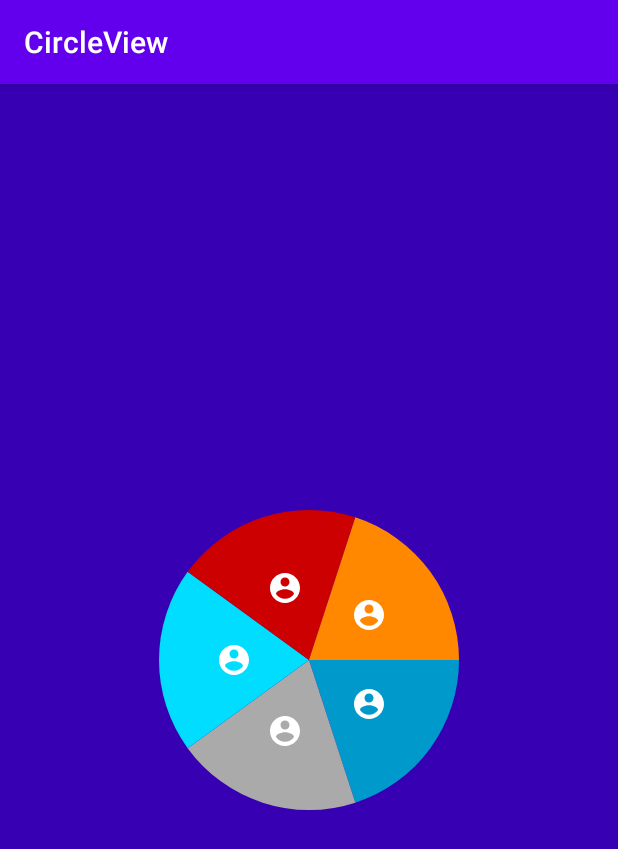
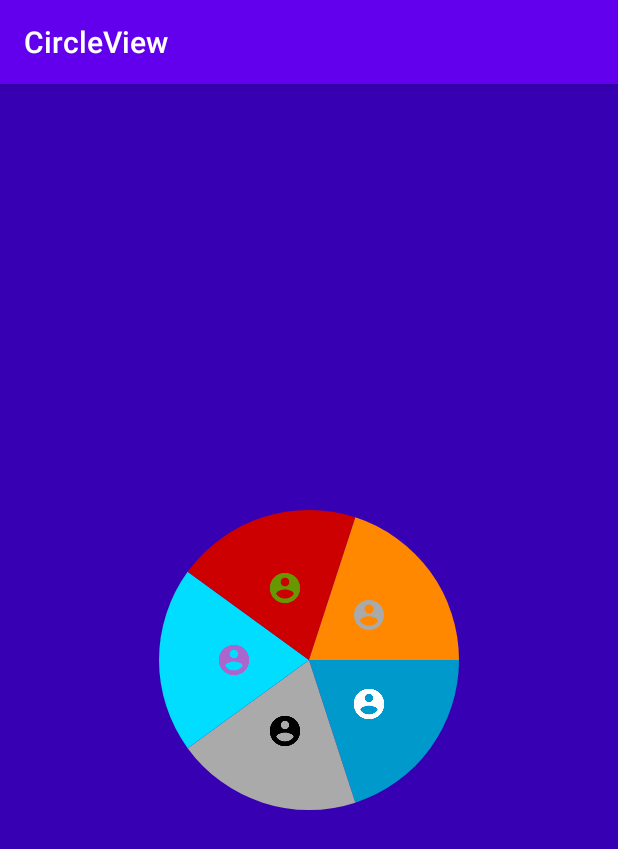
Before and after one commit to Vinny94051/PizzaView, an Android app: the screen it shows after launch (CustomViewActivity), on a phone screen of 412 x 824 dp. Shown: the top 849 px of the screen. Run offline under Robolectric (Android 15) with nearby library versions, the phone set to English and light mode, and no system bars.

Commit message:
fixes with open circle shape & icons animation & location

```diff
--- a/app/src/main/java/ru/kiryanov/circleview/presentation/ui/CircleView.kt
+++ b/app/src/main/java/ru/kiryanov/circleview/presentation/ui/CircleView.kt
@@ -15,7 +15,6 @@ import android.view.animation.LinearInterpolator
 import androidx.annotation.ColorRes
 import androidx.annotation.DrawableRes
 import androidx.annotation.Nullable
-import androidx.core.animation.doOnEnd
 import androidx.core.content.ContextCompat
 import ru.kiryanov.circleview.R
 import kotlin.math.*
@@ -77,28 +76,23 @@ class CircleView(context: Context, @Nullable atrSet: AttributeSet) : View(contex
         setTouchListener()
     }
 
-    private var animatingRadius: Int = radius.toInt()
-    private val openSectorRadius: Int
-        get() = (radius * 1.5).toInt()
-
-    private val arcAnimatorOpening: ValueAnimator =
-        ValueAnimator.ofInt(radius.toInt(), openSectorRadius)
+    private var currentSweepAngle: Int? = null
+    private val arcAnimatorOn = ValueAnimator.ofInt(0, 100)
         .apply {
-                duration = SECTOR_OPEN_CLOSE_ANIMATION_DURATION
+            duration = 650
             interpolator = LinearInterpolator()
             addUpdateListener { valueAnimator ->
-                    animatingRadius += valueAnimator.animatedValue as Int
+                currentSweepAngle = valueAnimator.animatedValue as Int
                 invalidate()
             }
         }
 
-    private val arcAnimationClosing: ValueAnimator =
-        ValueAnimator.ofInt(openSectorRadius, radius.toInt())
+    private val arcAnimationOff = ValueAnimator.ofInt(100, 0)
         .apply {
-                duration = SECTOR_OPEN_CLOSE_ANIMATION_DURATION
+            duration = 650
             interpolator = LinearInterpolator()
             addUpdateListener { valueAnimator ->
-                    animatingRadius = valueAnimator.animatedValue as Int
+                currentSweepAngle = valueAnimator.animatedValue as Int
                 invalidate()
             }
         }
@@ -117,7 +111,9 @@ class CircleView(context: Context, @Nullable atrSet: AttributeSet) : View(contex
     }
 
 
-    private var animationCounter = 0
+    //можно 1 а не 2
+    private var counter = 0
+    private var counter2 = 0
 
     @SuppressLint("DrawAllocation")
     override fun onDraw(canvas: Canvas?) {
@@ -126,18 +122,68 @@ class CircleView(context: Context, @Nullable atrSet: AttributeSet) : View(contex
         sectors.forEachIndexed { index, sector ->
             sector.apply {
 
-                if (isNeedToBeOpen && !isSectorOpen && isNowAnimating) {
-
-
+                if (isActive && isAnimationOn && !isAnimationOffOn) {
+//Open sector by tap
+                    currentSweepAngle = 20
                     canvas?.drawArc(
                         coordinates.apply {
-                            val delta = (animatingRadius - radius)/8
+                            val delta = currentSweepAngle?.toFloat() ?: 0f
                             top -= delta
                             bottom += delta
                             right += delta
-                            top -= delta
+                            left -= delta
+                        },
+                        startAngle,
+                        sweepAngle,
+                        true,
+                        paint.changeColor(
+                            when (index) {
+                                0 -> color1!!
+                                1 -> color2!!
+                                2 -> color3!!
+                                3 -> color4!!
+                                4 -> color5!!
+                                5 -> color6!!
+                                else -> color7!!
+                            }
 
-                        }, startAngle, sweepAngle, true,
+                        )
+                    )
+
+                    sectorsIcons[sectorAmount - 1 - index].apply {
+                        val delta = 4
+                        bounds.left -= currentSweepAngle!! / delta
+                        bounds.top -= currentSweepAngle!! / delta
+                        bounds.right += currentSweepAngle!! / delta
+                        bounds.bottom += currentSweepAngle!! / delta
+                    }.draw(canvas!!)
+
+
+
+                    if (isAnimationOn) arcAnimatorOn.start()
+                    counter++
+                    if (counter > 5) {
+                        isAnimationOn = false
+                        counter = 0
+                    }
+
+                } else {
+
+                    if (coordinates.left < defaultRectF.left && !isActive) {
+
+//Close activated sector
+                        currentSweepAngle = 20
+                        canvas?.drawArc(
+                            coordinates.apply {
+                                val delta = currentSweepAngle?.toFloat() ?: 0f
+                                top += delta
+                                bottom -= delta
+                                right -= delta
+                                left += delta
+                            },
+                            startAngle,
+                            sweepAngle,
+                            true,
                             paint.changeColor(
                                 when (index) {
                                     0 -> color1!!
@@ -150,16 +196,25 @@ class CircleView(context: Context, @Nullable atrSet: AttributeSet) : View(contex
                                 }
                             )
                         )
-                if(isNowAnimating){
-                    arcAnimatorOpening.start()
-                }
-                    animationCounter++
-                    if (animationCounter > 50){
-                        isNowAnimating = false
-                        animationCounter = 0
+
+                        sectorsIcons[sectorAmount - 1 - index].apply {
+                            val delta = 4
+                            bounds.left += currentSweepAngle!! / delta
+                            bounds.top += currentSweepAngle!! / delta
+                            bounds.right -= currentSweepAngle!! / delta
+                            bounds.bottom -= currentSweepAngle!! / delta
+                        }.draw(canvas!!)
+
+                        if (isAnimationOffOn) arcAnimationOff.start()
+                        counter2++
+                        if (counter2 > 5) {
+                            isAnimationOffOn = false
+                            counter2 = 0
                         }
 
                     } else {
+//Default case
+
                         canvas?.drawArc(
                             coordinates, startAngle, sweepAngle, true,
                             paint.changeColor(
@@ -174,14 +229,17 @@ class CircleView(context: Context, @Nullable atrSet: AttributeSet) : View(contex
                                 }
                             )
                         )
-                }
-            }
+
+
                     }
                     canvas?.let { canva ->
                         sectorsIcons.forEach {
                             it.draw(canva)
                         }
 
+                    }
+                }
+            }
         }
     }
 
@@ -220,7 +278,15 @@ class CircleView(context: Context, @Nullable atrSet: AttributeSet) : View(contex
                     sectorNumber, sectorNumber * sectorArc, sectorArc,
                     RectF(left, top, right, bottom)
                 ).apply {
-                    initImage(R.drawable.ic_baseline_account_circle_24, this)
+                    when (sectorAmount - 1 - sectorNumber) {
+                        0 -> initImage(R.drawable.ic_baseline_account_circle_1, this)
+                        1 -> initImage(R.drawable.ic_baseline_account_circle_2, this)
+                        2 -> initImage(R.drawable.ic_baseline_account_circle_3, this)
+                        3 -> initImage(R.drawable.ic_baseline_account_circle_4, this)
+                        4 -> initImage(R.drawable.ic_baseline_account_circle_6, this)
+                        5 -> initImage(R.drawable.ic_baseline_account_circle_5, this)
+                    }
+
                 }
             )
         }
@@ -228,11 +294,14 @@ class CircleView(context: Context, @Nullable atrSet: AttributeSet) : View(contex
     }
 
     private fun animateSector(sector: SectorModel) {
-       if(!sector.isNeedToBeOpen){
-           sector.isNeedToBeOpen = true
+        if (!sector.isActive) {
+            sector.isActive = true
+            sector.isAnimationOn = true
+            invalidate()
+        } else {
+            sector.isActive = false
+            sector.isAnimationOffOn = true
         }
-        sector.isNowAnimating = true
-        invalidate()
     }
 
     private fun findSectorByCoordinates(x: Float, y: Float): Int? {
--- a/app/src/main/java/ru/kiryanov/circleview/presentation/ui/SectorModel.kt
+++ b/app/src/main/java/ru/kiryanov/circleview/presentation/ui/SectorModel.kt
@@ -8,9 +8,9 @@ data class SectorModel(
     val startAngle: Float,
     val sweepAngle : Float,
     var coordinates : RectF,
-    var isSectorOpen : Boolean = false,
-    var isNowAnimating : Boolean = false,
-    var isNeedToBeOpen : Boolean = false,
+    var isActive  : Boolean = false,
+    var isAnimationOn  : Boolean = false,
+    var isAnimationOffOn  : Boolean = false,
     @ColorRes val color: Int = android.R.color.holo_blue_dark,
     val data : Data = Data()
 ) {
--- /dev/null
+++ b/app/src/main/res/drawable/ic_baseline_account_circle_1.xml
@@ -0,0 +1,9 @@
+<vector xmlns:android="http://schemas.android.com/apk/res/android"
+    android:width="24dp"
+    android:height="24dp"
+    android:viewportWidth="24"
+    android:viewportHeight="24">
+  <path
+      android:fillColor="@android:color/white"
+      android:pathData="M12,2C6.48,2 2,6.48 2,12s4.48,10 10,10 10,-4.48 10,-10S17.52,2 12,2zM12,5c1.66,0 3,1.34 3,3s-1.34,3 -3,3 -3,-1.34 -3,-3 1.34,-3 3,-3zM12,19.2c-2.5,0 -4.71,-1.28 -6,-3.22 0.03,-1.99 4,-3.08 6,-3.08 1.99,0 5.97,1.09 6,3.08 -1.29,1.94 -3.5,3.22 -6,3.22z"/>
+</vector>
--- a/app/src/main/res/drawable/ic_baseline_account_circle_24.xml
+++ b/app/src/main/res/drawable/ic_baseline_account_circle_2.xml
@@ -2,9 +2,8 @@
     android:width="24dp"
     android:height="24dp"
     android:viewportWidth="24"
-    android:viewportHeight="24"
-    android:tint="?attr/colorControlNormal">
+    android:viewportHeight="24">
   <path
-      android:fillColor="@android:color/white"
+      android:fillColor="@android:color/black"
       android:pathData="M12,2C6.48,2 2,6.48 2,12s4.48,10 10,10 10,-4.48 10,-10S17.52,2 12,2zM12,5c1.66,0 3,1.34 3,3s-1.34,3 -3,3 -3,-1.34 -3,-3 1.34,-3 3,-3zM12,19.2c-2.5,0 -4.71,-1.28 -6,-3.22 0.03,-1.99 4,-3.08 6,-3.08 1.99,0 5.97,1.09 6,3.08 -1.29,1.94 -3.5,3.22 -6,3.22z"/>
 </vector>
--- /dev/null
+++ b/app/src/main/res/drawable/ic_baseline_account_circle_3.xml
@@ -0,0 +1,10 @@
+<vector xmlns:android="http://schemas.android.com/apk/res/android"
+    android:width="24dp"
+    android:height="24dp"
+    android:viewportWidth="24"
+    android:viewportHeight="24"
+  >
+  <path
+      android:fillColor="@android:color/holo_purple"
+      android:pathData="M12,2C6.48,2 2,6.48 2,12s4.48,10 10,10 10,-4.48 10,-10S17.52,2 12,2zM12,5c1.66,0 3,1.34 3,3s-1.34,3 -3,3 -3,-1.34 -3,-3 1.34,-3 3,-3zM12,19.2c-2.5,0 -4.71,-1.28 -6,-3.22 0.03,-1.99 4,-3.08 6,-3.08 1.99,0 5.97,1.09 6,3.08 -1.29,1.94 -3.5,3.22 -6,3.22z"/>
+</vector>
--- /dev/null
+++ b/app/src/main/res/drawable/ic_baseline_account_circle_4.xml
@@ -0,0 +1,10 @@
+<vector xmlns:android="http://schemas.android.com/apk/res/android"
+    android:width="24dp"
+    android:height="24dp"
+    android:viewportWidth="24"
+    android:viewportHeight="24"
+  >
+  <path
+      android:fillColor="@android:color/holo_green_dark"
+      android:pathData="M12,2C6.48,2 2,6.48 2,12s4.48,10 10,10 10,-4.48 10,-10S17.52,2 12,2zM12,5c1.66,0 3,1.34 3,3s-1.34,3 -3,3 -3,-1.34 -3,-3 1.34,-3 3,-3zM12,19.2c-2.5,0 -4.71,-1.28 -6,-3.22 0.03,-1.99 4,-3.08 6,-3.08 1.99,0 5.97,1.09 6,3.08 -1.29,1.94 -3.5,3.22 -6,3.22z"/>
+</vector>
--- /dev/null
+++ b/app/src/main/res/drawable/ic_baseline_account_circle_5.xml
@@ -0,0 +1,10 @@
+<vector xmlns:android="http://schemas.android.com/apk/res/android"
+    android:width="24dp"
+    android:height="24dp"
+    android:viewportWidth="24"
+    android:viewportHeight="24"
+  >
+  <path
+      android:fillColor="@android:color/holo_orange_dark"
+      android:pathData="M12,2C6.48,2 2,6.48 2,12s4.48,10 10,10 10,-4.48 10,-10S17.52,2 12,2zM12,5c1.66,0 3,1.34 3,3s-1.34,3 -3,3 -3,-1.34 -3,-3 1.34,-3 3,-3zM12,19.2c-2.5,0 -4.71,-1.28 -6,-3.22 0.03,-1.99 4,-3.08 6,-3.08 1.99,0 5.97,1.09 6,3.08 -1.29,1.94 -3.5,3.22 -6,3.22z"/>
+</vector>
--- /dev/null
+++ b/app/src/main/res/drawable/ic_baseline_account_circle_6.xml
@@ -0,0 +1,10 @@
+<vector xmlns:android="http://schemas.android.com/apk/res/android"
+    android:width="24dp"
+    android:height="24dp"
+    android:viewportWidth="24"
+    android:viewportHeight="24"
+  >
+  <path
+      android:fillColor="@android:color/darker_gray"
+      android:pathData="M12,2C6.48,2 2,6.48 2,12s4.48,10 10,10 10,-4.48 10,-10S17.52,2 12,2zM12,5c1.66,0 3,1.34 3,3s-1.34,3 -3,3 -3,-1.34 -3,-3 1.34,-3 3,-3zM12,19.2c-2.5,0 -4.71,-1.28 -6,-3.22 0.03,-1.99 4,-3.08 6,-3.08 1.99,0 5.97,1.09 6,3.08 -1.29,1.94 -3.5,3.22 -6,3.22z"/>
+</vector>
```
Lines whose indentation alone changed are shown as unchanged.
